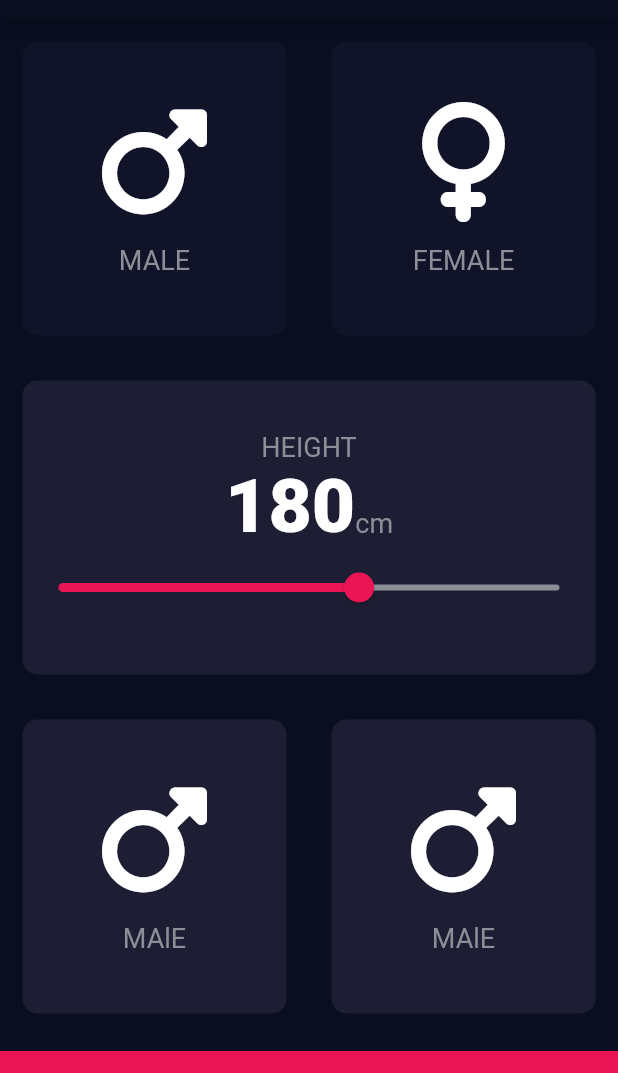
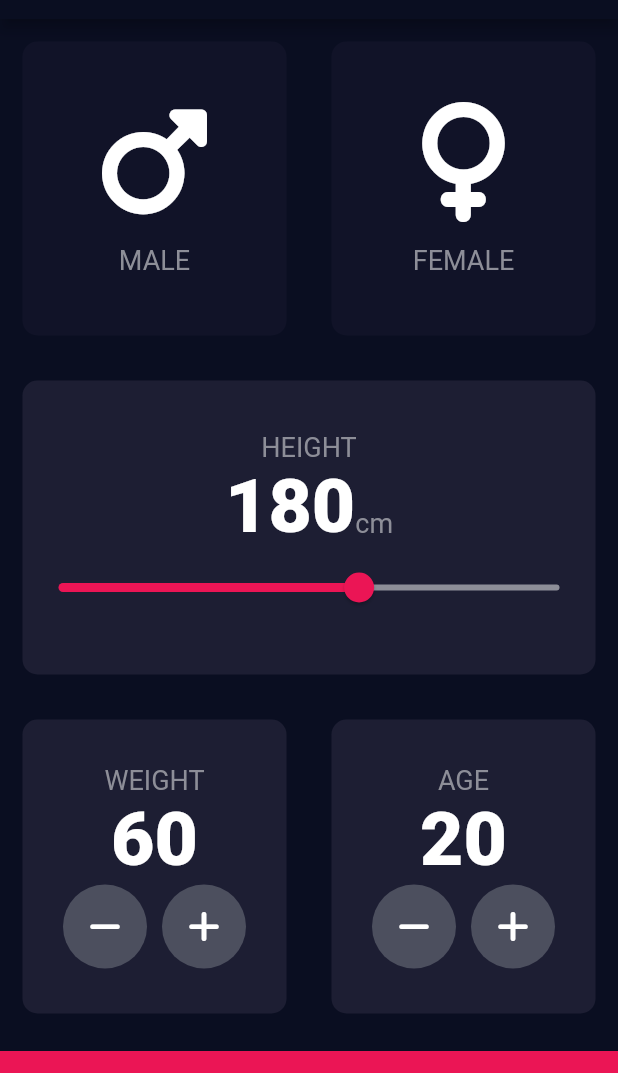
Before and after one commit to goyalh4164/BMI_CALCULATOR, a Flutter app: the screen it shows after launch, on a phone screen of 412 x 824 dp, the part 65-1138 px from its top. Run offline on Flutter 3.47's test engine with Material 2 defaults, Android fonts, the phone set to English and light mode, and no system bars; our stand-ins replace font_awesome_flutter.

Commit message:
created our own button just need to pass the onpressed data

```diff
--- a/lib/input_page.dart
+++ b/lib/input_page.dart
@@ -24,6 +24,8 @@ class _InputPageState extends State<InputPage> {
 
   Gender selectedGender = Gender.none;
   int height = 180;
+  int weight = 60;
+  int age = 20;
 
   @override
   Widget build(BuildContext context) {
@@ -124,19 +126,63 @@ class _InputPageState extends State<InputPage> {
                 Expanded(
                   child: ReUsable_Card(
                     colour: kActiveCardColour,
-                    cardChild: IconContent(
-                      icon: FontAwesomeIcons.mars,
-                      label: "MAlE",
-                    ),
+                    cardChild: Column(
+                        mainAxisAlignment: MainAxisAlignment.center,
+                        children: [
+                          Text(
+                            "WEIGHT",
+                            style: kLabelTextStyle,
+                          ),
+                          Text(
+                            weight.toString(),
+                            style: kNumberTextStyle,
+                          ),
+                          Row(
+                            mainAxisAlignment: MainAxisAlignment.center,
+                            children: [
+                              RoundIconButton(
+                                icon: FontAwesomeIcons.minus,
+                              ),
+                              SizedBox(
+                                width: 10,
+                              ),
+                              RoundIconButton(
+                                icon: FontAwesomeIcons.plus,
+                              ),
+                            ],
+                          )
+                        ]),
                   ),
                 ),
                 Expanded(
                   child: ReUsable_Card(
                     colour: kActiveCardColour,
-                    cardChild: IconContent(
-                      icon: FontAwesomeIcons.mars,
-                      label: "MAlE",
-                    ),
+                    cardChild: Column(
+                        mainAxisAlignment: MainAxisAlignment.center,
+                        children: [
+                          Text(
+                            "AGE",
+                            style: kLabelTextStyle,
+                          ),
+                          Text(
+                            age.toString(),
+                            style: kNumberTextStyle,
+                          ),
+                          Row(
+                            mainAxisAlignment: MainAxisAlignment.center,
+                            children: [
+                              RoundIconButton(
+                                icon: FontAwesomeIcons.minus,
+                              ),
+                              SizedBox(
+                                width: 10,
+                              ),
+                              RoundIconButton(
+                                icon: FontAwesomeIcons.plus,
+                              ),
+                            ],
+                          )
+                        ]),
                   ),
                 )
               ],
@@ -153,3 +199,31 @@ class _InputPageState extends State<InputPage> {
     );
   }
 }
+
+class RoundIconButton extends StatefulWidget {
+  RoundIconButton({required this.icon});
+  final IconData icon;
+
+  @override
+  State<RoundIconButton> createState() => _RoundIconButtonState();
+}
+
+class _RoundIconButtonState extends State<RoundIconButton> {
+  @override
+  Widget build(BuildContext context) {
+    return RawMaterialButton(
+      elevation: 0.0,
+      child: Icon(widget.icon),
+      //know about this property by reading anout size of floating action button
+      constraints: BoxConstraints.tightFor(
+        width: 56.0,
+        height: 56.0,
+      ),
+      onPressed: () {
+        setState(() {});
+      },
+      fillColor: Color(0xFF4C4F5E),
+      shape: CircleBorder(),
+    );
+  }
+}
```
